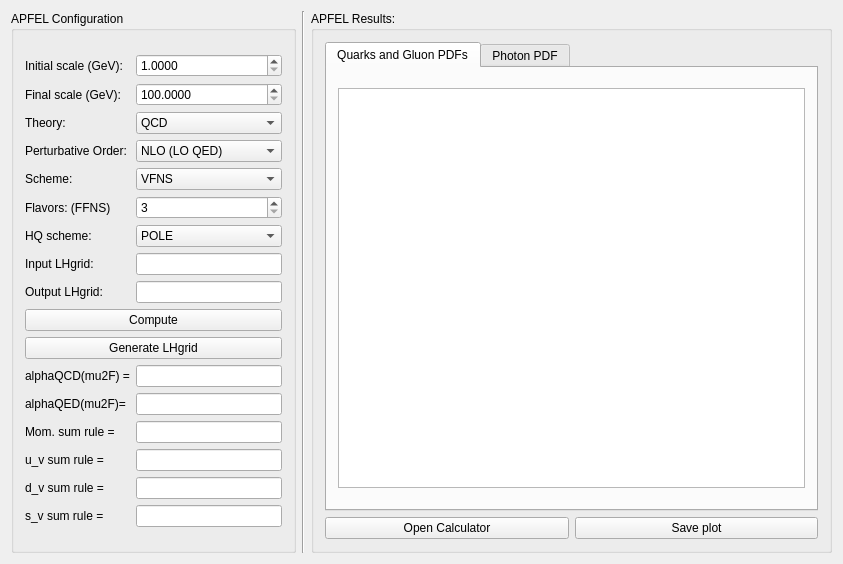
Above: apfelgui/apfelmainwindow.ui from scarrazza/apfel before the change. Below: the same form after it.
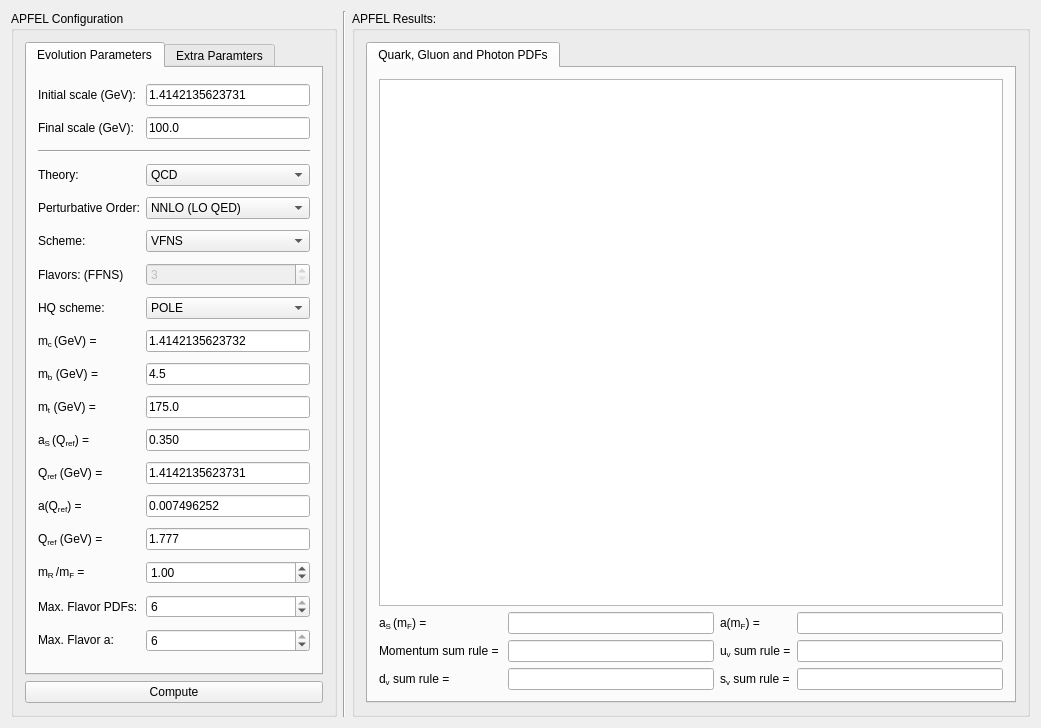
That is the form after the change.

```diff
--- a/apfelgui/apfelmainwindow.ui
+++ b/apfelgui/apfelmainwindow.ui
@@ -6,8 +6,8 @@
    <rect>
     <x>0</x>
     <y>0</y>
-    <width>843</width>
-    <height>564</height>
+    <width>1041</width>
+    <height>728</height>
    </rect>
   </property>
   <property name="sizePolicy">
@@ -16,18 +16,6 @@
     <verstretch>0</verstretch>
    </sizepolicy>
   </property>
-  <property name="minimumSize">
-   <size>
-    <width>843</width>
-    <height>564</height>
-   </size>
-  </property>
-  <property name="maximumSize">
-   <size>
-    <width>843</width>
-    <height>564</height>
-   </size>
-  </property>
   <property name="windowTitle">
    <string>APFEL GUI</string>
   </property>
@@ -41,15 +29,105 @@
       <layout class="QGridLayout" name="gridLayout_2">
        <item row="0" column="0" colspan="2">
         <widget class="QTabWidget" name="tabWidget">
+         <property name="minimumSize">
+          <size>
+           <width>650</width>
+           <height>400</height>
+          </size>
+         </property>
          <property name="currentIndex">
           <number>0</number>
          </property>
          <widget class="QWidget" name="tab">
           <attribute name="title">
-           <string>Quarks and Gluon PDFs</string>
+           <string>Quark, Gluon and Photon PDFs</string>
           </attribute>
           <layout class="QGridLayout" name="gridLayout_3">
-           <item row="0" column="0">
+           <item row="1" column="0">
+            <widget class="QLabel" name="label_10">
+             <property name="text">
+              <string>&lt;html&gt;&lt;head/&gt;&lt;body&gt;&lt;p&gt;&lt;span style=&quot; font-family:'Symbol';&quot;&gt;a&lt;/span&gt;&lt;span style=&quot; vertical-align:sub;&quot;&gt;S &lt;/span&gt;(&lt;span style=&quot; font-family:'Symbol';&quot;&gt;m&lt;/span&gt;&lt;span style=&quot; vertical-align:sub;&quot;&gt;F&lt;/span&gt;) =&lt;/p&gt;&lt;/body&gt;&lt;/html&gt;</string>
+             </property>
+            </widget>
+           </item>
+           <item row="1" column="1">
+            <widget class="QLineEdit" name="lineEdit_3">
+             <property name="readOnly">
+              <bool>true</bool>
+             </property>
+            </widget>
+           </item>
+           <item row="1" column="2">
+            <widget class="QLabel" name="label_11">
+             <property name="text">
+              <string>&lt;html&gt;&lt;head/&gt;&lt;body&gt;&lt;p&gt;&lt;span style=&quot; font-family:'Symbol';&quot;&gt;a&lt;/span&gt;&lt;span style=&quot; vertical-align:sub;&quot;/&gt;(&lt;span style=&quot; font-family:'Symbol';&quot;&gt;m&lt;/span&gt;&lt;span style=&quot; vertical-align:sub;&quot;&gt;F&lt;/span&gt;) =&lt;/p&gt;&lt;/body&gt;&lt;/html&gt;</string>
+             </property>
+            </widget>
+           </item>
+           <item row="1" column="3">
+            <widget class="QLineEdit" name="lineEdit_4">
+             <property name="readOnly">
+              <bool>true</bool>
+             </property>
+            </widget>
+           </item>
+           <item row="2" column="0">
+            <widget class="QLabel" name="label_12">
+             <property name="text">
+              <string>&lt;html&gt;&lt;head/&gt;&lt;body&gt;&lt;p&gt;Momentum sum rule = &lt;/p&gt;&lt;/body&gt;&lt;/html&gt;</string>
+             </property>
+            </widget>
+           </item>
+           <item row="2" column="1">
+            <widget class="QLineEdit" name="lineEdit_5">
+             <property name="readOnly">
+              <bool>true</bool>
+             </property>
+            </widget>
+           </item>
+           <item row="2" column="2">
+            <widget class="QLabel" name="label_13">
+             <property name="text">
+              <string>&lt;html&gt;&lt;head/&gt;&lt;body&gt;&lt;p&gt;u&lt;span style=&quot; vertical-align:sub;&quot;&gt;v&lt;/span&gt; sum rule =&lt;/p&gt;&lt;/body&gt;&lt;/html&gt;</string>
+             </property>
+            </widget>
+           </item>
+           <item row="2" column="3">
+            <widget class="QLineEdit" name="lineEdit_6">
+             <property name="readOnly">
+              <bool>true</bool>
+             </property>
+            </widget>
+           </item>
+           <item row="3" column="0">
+            <widget class="QLabel" name="label_14">
+             <property name="text">
+              <string>&lt;html&gt;&lt;head/&gt;&lt;body&gt;&lt;p&gt;d&lt;span style=&quot; vertical-align:sub;&quot;&gt;v&lt;/span&gt; sum rule =&lt;/p&gt;&lt;/body&gt;&lt;/html&gt;</string>
+             </property>
+            </widget>
+           </item>
+           <item row="3" column="1">
+            <widget class="QLineEdit" name="lineEdit_7">
+             <property name="readOnly">
+              <bool>true</bool>
+             </property>
+            </widget>
+           </item>
+           <item row="3" column="2">
+            <widget class="QLabel" name="label_15">
+             <property name="text">
+              <string>&lt;html&gt;&lt;head/&gt;&lt;body&gt;&lt;p&gt;s&lt;span style=&quot; vertical-align:sub;&quot;&gt;v&lt;/span&gt; sum rule =&lt;/p&gt;&lt;/body&gt;&lt;/html&gt;</string>
+             </property>
+            </widget>
+           </item>
+           <item row="3" column="3">
+            <widget class="QLineEdit" name="lineEdit_8">
+             <property name="readOnly">
+              <bool>true</bool>
+             </property>
+            </widget>
+           </item>
+           <item row="0" column="0" colspan="4">
             <widget class="QGraphicsView" name="graphicsView">
              <property name="sizePolicy">
               <sizepolicy hsizetype="Preferred" vsizetype="Preferred">
@@ -57,48 +135,12 @@
                <verstretch>0</verstretch>
               </sizepolicy>
              </property>
-             <property name="minimumSize">
-              <size>
-               <width>467</width>
-               <height>400</height>
-              </size>
-             </property>
-             <property name="maximumSize">
-              <size>
-               <width>467</width>
-               <height>400</height>
-              </size>
-             </property>
             </widget>
            </item>
           </layout>
          </widget>
-         <widget class="QWidget" name="tab_2">
-          <attribute name="title">
-           <string>Photon PDF</string>
-          </attribute>
-          <layout class="QGridLayout" name="gridLayout_5">
-           <item row="0" column="0">
-            <widget class="QGraphicsView" name="graphicsView_2"/>
-           </item>
-          </layout>
-         </widget>
-        </widget>
+        </widget>
        </item>
-       <item row="1" column="0">
-        <widget class="QPushButton" name="pushButton_4">
-         <property name="text">
-          <string>Open Calculator</string>
-         </property>
-        </widget>
-       </item>
-       <item row="1" column="1">
-        <widget class="QPushButton" name="pushButton_3">
-         <property name="text">
-          <string>Save plot</string>
-         </property>
-        </widget>
-       </item>
       </layout>
      </widget>
     </item>
@@ -114,53 +156,107 @@
       <property name="title">
        <string>APFEL Configuration</string>
       </property>
-      <layout class="QGridLayout" name="gridLayout_6">
+      <layout class="QGridLayout" name="gridLayout_7">
+       <item row="1" column="0">
+        <widget class="QPushButton" name="pushButton">
+         <property name="text">
+          <string>Compute</string>
+         </property>
+        </widget>
+       </item>
        <item row="0" column="0">
-        <layout class="QGridLayout" name="gridLayout">
-         <item row="11" column="0" colspan="2">
-          <widget class="QPushButton" name="pushButton_2">
+        <widget class="QTabWidget" name="tabWidget_2">
+         <property name="currentIndex">
+          <number>0</number>
+         </property>
+         <widget class="QWidget" name="tab_3">
+          <attribute name="title">
+           <string>Evolution Parameters</string>
+          </attribute>
+          <layout class="QGridLayout" name="gridLayout_5">
+           <item row="3" column="0">
+            <widget class="QLabel" name="label_3">
            <property name="text">
-            <string>Generate LHgrid</string>
+              <string>Theory:</string>
            </property>
           </widget>
          </item>
-         <item row="15" column="1">
-          <widget class="QLineEdit" name="lineEdit_5">
-           <property name="readOnly">
-            <bool>true</bool>
-           </property>
-          </widget>
-         </item>
-         <item row="5" column="0">
-          <widget class="QLabel" name="label_9">
+           <item row="4" column="1">
+            <widget class="QComboBox" name="comboBox_2">
+             <property name="currentIndex">
+              <number>2</number>
+             </property>
+             <item>
+              <property name="text">
+               <string>LO (LO QED)</string>
+              </property>
+             </item>
+             <item>
+              <property name="text">
+               <string>NLO (LO QED)</string>
+              </property>
+             </item>
+             <item>
+              <property name="text">
+               <string>NNLO (LO QED)</string>
+              </property>
+             </item>
+            </widget>
+           </item>
+           <item row="8" column="0">
+            <widget class="QLabel" name="label_20">
            <property name="text">
-            <string>Flavors: (FFNS)</string>
+              <string>&lt;html&gt;&lt;head/&gt;&lt;body&gt;&lt;p&gt;m&lt;span style=&quot; vertical-align:sub;&quot;&gt;c &lt;/span&gt; (GeV) =&lt;/p&gt;&lt;/body&gt;&lt;/html&gt;</string>
            </property>
           </widget>
          </item>
-         <item row="14" column="1">
-          <widget class="QLineEdit" name="lineEdit_4">
-           <property name="readOnly">
-            <bool>true</bool>
+           <item row="7" column="0">
+            <widget class="QLabel" name="label_6">
+             <property name="text">
+              <string>HQ scheme:</string>
            </property>
           </widget>
          </item>
-         <item row="17" column="0">
-          <widget class="QLabel" name="label_13">
+           <item row="9" column="0">
+            <widget class="QLabel" name="label_21">
            <property name="text">
-            <string>u_v sum rule =</string>
+              <string>&lt;html&gt;&lt;head/&gt;&lt;body&gt;&lt;p&gt;m&lt;span style=&quot; vertical-align:sub;&quot;&gt;b&lt;/span&gt; (GeV) =&lt;/p&gt;&lt;/body&gt;&lt;/html&gt;</string>
            </property>
           </widget>
          </item>
-         <item row="17" column="1">
-          <widget class="QLineEdit" name="lineEdit_6">
-           <property name="readOnly">
-            <bool>true</bool>
+           <item row="4" column="0">
+            <widget class="QLabel" name="label_4">
+             <property name="text">
+              <string>Perturbative Order:</string>
+             </property>
+            </widget>
+           </item>
+           <item row="13" column="0">
+            <widget class="QLabel" name="label_18">
+             <property name="text">
+              <string>&lt;html&gt;&lt;head/&gt;&lt;body&gt;&lt;p&gt;&lt;span style=&quot; font-family:'Symbol';&quot;&gt;a&lt;/span&gt;&lt;span style=&quot; vertical-align:sub;&quot;/&gt;(Q&lt;span style=&quot; vertical-align:sub;&quot;&gt;ref&lt;/span&gt;) =&lt;/p&gt;&lt;/body&gt;&lt;/html&gt;</string>
+             </property>
+            </widget>
+           </item>
+           <item row="14" column="0">
+            <widget class="QLabel" name="label_19">
+             <property name="text">
+              <string>&lt;html&gt;&lt;head/&gt;&lt;body&gt;&lt;p&gt;Q&lt;span style=&quot; vertical-align:sub;&quot;&gt;ref&lt;/span&gt; (GeV) =&lt;/p&gt;&lt;/body&gt;&lt;/html&gt;</string>
+             </property>
+            </widget>
+           </item>
+           <item row="12" column="0">
+            <widget class="QLabel" name="label_17">
+             <property name="text">
+              <string>&lt;html&gt;&lt;head/&gt;&lt;body&gt;&lt;p&gt;Q&lt;span style=&quot; vertical-align:sub;&quot;&gt;ref&lt;/span&gt; (GeV) =&lt;/p&gt;&lt;/body&gt;&lt;/html&gt;</string>
            </property>
           </widget>
          </item>
          <item row="7" column="1">
           <widget class="QComboBox" name="comboBox_4">
+             <property name="enabled">
+              <bool>true</bool>
+             </property>
            <item>
             <property name="text">
              <string>POLE</string>
@@ -173,71 +269,27 @@
            </item>
           </widget>
          </item>
-         <item row="1" column="1">
-          <widget class="QDoubleSpinBox" name="doubleSpinBox_2">
-           <property name="decimals">
-            <number>4</number>
-           </property>
+           <item row="16" column="1">
+            <widget class="QSpinBox" name="spinBox_2">
            <property name="minimum">
-            <double>100.000000000000000</double>
+              <number>3</number>
            </property>
            <property name="maximum">
-            <double>1000000000.000000000000000</double>
-           </property>
-          </widget>
-         </item>
-         <item row="9" column="0">
-          <widget class="QLabel" name="label_8">
-           <property name="text">
-            <string>Output LHgrid:</string>
-           </property>
-          </widget>
-         </item>
-         <item row="10" column="0" colspan="2">
-          <widget class="QPushButton" name="pushButton">
-           <property name="text">
-            <string>Compute</string>
-           </property>
-          </widget>
-         </item>
-         <item row="19" column="1">
-          <widget class="QLineEdit" name="lineEdit_7">
-           <property name="readOnly">
-            <bool>true</bool>
-           </property>
-          </widget>
-         </item>
-         <item row="8" column="0">
-          <widget class="QLabel" name="label_7">
-           <property name="text">
-            <string>Input LHgrid:</string>
-           </property>
-          </widget>
-         </item>
-         <item row="1" column="0">
-          <widget class="QLabel" name="label_2">
-           <property name="text">
-            <string>Final scale (GeV):</string>
-           </property>
-          </widget>
-         </item>
-         <item row="0" column="1">
-          <widget class="QDoubleSpinBox" name="doubleSpinBox">
-           <property name="decimals">
-            <number>4</number>
-           </property>
-           <property name="minimum">
-            <double>1.000000000000000</double>
-           </property>
-           <property name="maximum">
-            <double>1000000000.000000000000000</double>
+              <number>6</number>
            </property>
            <property name="value">
-            <double>1.000000000000000</double>
+              <number>6</number>
            </property>
           </widget>
          </item>
-         <item row="2" column="1">
+           <item row="5" column="0">
+            <widget class="QLabel" name="label_5">
+             <property name="text">
+              <string>Scheme:</string>
+             </property>
+            </widget>
+           </item>
+           <item row="3" column="1">
           <widget class="QComboBox" name="comboBox">
            <item>
             <property name="text">
@@ -281,20 +333,30 @@
            </item>
           </widget>
          </item>
-         <item row="5" column="1">
-          <widget class="QSpinBox" name="spinBox">
+           <item row="2" column="0" colspan="2">
+            <widget class="Line" name="line_2">
+             <property name="orientation">
+              <enum>Qt::Horizontal</enum>
+             </property>
+            </widget>
+           </item>
+           <item row="17" column="0">
+            <widget class="QLabel" name="label_25">
+             <property name="text">
+              <string>&lt;html&gt;&lt;head/&gt;&lt;body&gt;&lt;p&gt;Max. Flavor &lt;span style=&quot; font-family:'Symbol';&quot;&gt;a:&lt;/span&gt;&lt;/p&gt;&lt;/body&gt;&lt;/html&gt;</string>
+             </property>
+            </widget>
+           </item>
+           <item row="17" column="1">
+            <widget class="QSpinBox" name="spinBox_3">
            <property name="minimum">
             <number>3</number>
            </property>
            <property name="maximum">
             <number>6</number>
            </property>
-          </widget>
-         </item>
-         <item row="19" column="0">
-          <widget class="QLabel" name="label_14">
-           <property name="text">
-            <string>d_v sum rule =</string>
+             <property name="value">
+              <number>6</number>
            </property>
           </widget>
          </item>
@@ -305,69 +367,69 @@
            </property>
           </widget>
          </item>
-         <item row="14" column="0">
-          <widget class="QLabel" name="label_11">
-           <property name="text">
-            <string>alphaQED(mu2F)=</string>
-           </property>
-          </widget>
-         </item>
          <item row="15" column="0">
-          <widget class="QLabel" name="label_12">
+            <widget class="QLabel" name="label_23">
            <property name="text">
-            <string>Mom. sum rule =</string>
+              <string>&lt;html&gt;&lt;head/&gt;&lt;body&gt;&lt;p&gt;&lt;span style=&quot; font-family:'Symbol';&quot;&gt;m&lt;/span&gt;&lt;span style=&quot; vertical-align:sub;&quot;&gt;R &lt;/span&gt;/&lt;span style=&quot; vertical-align:sub;&quot;/&gt;&lt;span style=&quot; font-family:'Symbol';&quot;&gt;m&lt;/span&gt;&lt;span style=&quot; vertical-align:sub;&quot;&gt;F&lt;/span&gt; =&lt;/p&gt;&lt;/body&gt;&lt;/html&gt;</string>
            </property>
           </widget>
          </item>
-         <item row="2" column="0">
-          <widget class="QLabel" name="label_3">
-           <property name="text">
-            <string>Theory:</string>
+           <item row="15" column="1">
+            <widget class="QDoubleSpinBox" name="doubleSpinBox_10">
+             <property name="value">
+              <double>1.000000000000000</double>
            </property>
           </widget>
          </item>
-         <item row="3" column="0">
-          <widget class="QLabel" name="label_4">
+           <item row="6" column="0">
+            <widget class="QLabel" name="label_9">
            <property name="text">
-            <string>Perturbative Order:</string>
+              <string>Flavors: (FFNS)</string>
            </property>
           </widget>
          </item>
-         <item row="13" column="1">
-          <widget class="QLineEdit" name="lineEdit_3">
-           <property name="readOnly">
-            <bool>true</bool>
+           <item row="16" column="0">
+            <widget class="QLabel" name="label_24">
+             <property name="text">
+              <string>Max. Flavor PDFs:</string>
            </property>
           </widget>
          </item>
-         <item row="7" column="0">
-          <widget class="QLabel" name="label_6">
+           <item row="10" column="0">
+            <widget class="QLabel" name="label_22">
            <property name="text">
-            <string>HQ scheme:</string>
+              <string>&lt;html&gt;&lt;head/&gt;&lt;body&gt;&lt;p&gt;m&lt;span style=&quot; vertical-align:sub;&quot;&gt;t&lt;/span&gt; (GeV) =&lt;/p&gt;&lt;/body&gt;&lt;/html&gt;</string>
            </property>
           </widget>
          </item>
-         <item row="4" column="0">
-          <widget class="QLabel" name="label_5">
+           <item row="1" column="0">
+            <widget class="QLabel" name="label_2">
            <property name="text">
-            <string>Scheme:</string>
+              <string>Final scale (GeV):</string>
            </property>
           </widget>
          </item>
-         <item row="9" column="1">
-          <widget class="QLineEdit" name="lineEdit_2"/>
-         </item>
-         <item row="8" column="1">
-          <widget class="QLineEdit" name="lineEdit"/>
-         </item>
-         <item row="13" column="0">
-          <widget class="QLabel" name="label_10">
+           <item row="11" column="0">
+            <widget class="QLabel" name="label_16">
            <property name="text">
-            <string>alphaQCD(mu2F) =</string>
+              <string>&lt;html&gt;&lt;head/&gt;&lt;body&gt;&lt;p&gt;&lt;span style=&quot; font-family:'Symbol';&quot;&gt;a&lt;/span&gt;&lt;span style=&quot; vertical-align:sub;&quot;&gt;S &lt;/span&gt;(Q&lt;span style=&quot; vertical-align:sub;&quot;&gt;ref&lt;/span&gt;) =&lt;/p&gt;&lt;/body&gt;&lt;/html&gt;</string>
            </property>
           </widget>
          </item>
-         <item row="4" column="1">
+           <item row="6" column="1">
+            <widget class="QSpinBox" name="spinBox">
+             <property name="enabled">
+              <bool>false</bool>
+             </property>
+             <property name="minimum">
+              <number>3</number>
+             </property>
+             <property name="maximum">
+              <number>6</number>
+             </property>
+            </widget>
+           </item>
+           <item row="5" column="1">
           <widget class="QComboBox" name="comboBox_3">
            <item>
             <property name="text">
@@ -381,47 +443,132 @@
            </item>
           </widget>
          </item>
-         <item row="3" column="1">
-          <widget class="QComboBox" name="comboBox_2">
-           <item>
+           <item row="1" column="1">
+            <widget class="QLineEdit" name="lineEdit_9">
             <property name="text">
-             <string>NLO (LO QED)</string>
-            </property>
+              <string>100.0</string>
+             </property>
+            </widget>
            </item>
-           <item>
+           <item row="0" column="1">
+            <widget class="QLineEdit" name="lineEdit_2">
             <property name="text">
-             <string>NNLO (LO QED)</string>
-            </property>
+              <string>1.4142135623731</string>
+             </property>
+            </widget>
            </item>
-           <item>
+           <item row="8" column="1">
+            <widget class="QLineEdit" name="lineEdit_10">
             <property name="text">
-             <string>LO (LO QED)</string>
-            </property>
+              <string>1.4142135623732</string>
+             </property>
+            </widget>
            </item>
-          </widget>
-         </item>
-         <item row="20" column="1">
-          <widget class="QLineEdit" name="lineEdit_8">
-           <property name="readOnly">
-            <bool>true</bool>
+           <item row="9" column="1">
+            <widget class="QLineEdit" name="lineEdit_11">
+             <property name="text">
+              <string>4.5</string>
+             </property>
+            </widget>
+           </item>
+           <item row="10" column="1">
+            <widget class="QLineEdit" name="lineEdit_12">
+             <property name="text">
+              <string>175.0</string>
            </property>
           </widget>
          </item>
-         <item row="20" column="0">
-          <widget class="QLabel" name="label_15">
+           <item row="11" column="1">
+            <widget class="QLineEdit" name="lineEdit_13">
            <property name="text">
-            <string>s_v sum rule =</string>
+              <string>0.350</string>
            </property>
           </widget>
          </item>
-        </layout>
-       </item>
-      </layout>
-      <zorder>label_2</zorder>
-      <zorder>doubleSpinBox</zorder>
-      <zorder>label</zorder>
-      <zorder>doubleSpinBox_2</zorder>
-      <zorder>groupBox_2</zorder>
+           <item row="12" column="1">
+            <widget class="QLineEdit" name="lineEdit_14">
+             <property name="text">
+              <string>1.4142135623731</string>
+             </property>
+            </widget>
+           </item>
+           <item row="13" column="1">
+            <widget class="QLineEdit" name="lineEdit_15">
+             <property name="text">
+              <string>0.007496252</string>
+             </property>
+            </widget>
+           </item>
+           <item row="14" column="1">
+            <widget class="QLineEdit" name="lineEdit_16">
+             <property name="text">
+              <string>1.777</string>
+             </property>
+            </widget>
+           </item>
+          </layout>
+         </widget>
+         <widget class="QWidget" name="tab_4">
+          <attribute name="title">
+           <string>Extra Paramters</string>
+          </attribute>
+          <layout class="QGridLayout" name="gridLayout_6">
+           <item row="2" column="0" colspan="2">
+            <widget class="Line" name="line_3">
+             <property name="orientation">
+              <enum>Qt::Horizontal</enum>
+             </property>
+            </widget>
+           </item>
+           <item row="1" column="1">
+            <widget class="QSpinBox" name="spinBox_4">
+             <property name="maximum">
+              <number>1000</number>
+             </property>
+            </widget>
+           </item>
+           <item row="1" column="0">
+            <widget class="QLabel" name="label_26">
+             <property name="text">
+              <string>Replica:</string>
+             </property>
+            </widget>
+           </item>
+           <item row="0" column="0">
+            <widget class="QLabel" name="label_7">
+             <property name="text">
+              <string>Input LHgrid:</string>
+             </property>
+            </widget>
+           </item>
+           <item row="0" column="1">
+            <widget class="QLineEdit" name="lineEdit">
+             <property name="toolTip">
+              <string>&lt;html&gt;&lt;head/&gt;&lt;body&gt;&lt;p&gt;Use ToyLH for internal PDFs. Use the .LHgrid prefix for LHAPDF sets.&lt;/p&gt;&lt;/body&gt;&lt;/html&gt;</string>
+             </property>
+             <property name="text">
+              <string>ToyLH</string>
+             </property>
+            </widget>
+           </item>
+           <item row="3" column="0">
+            <spacer name="verticalSpacer">
+             <property name="orientation">
+              <enum>Qt::Vertical</enum>
+             </property>
+             <property name="sizeHint" stdset="0">
+              <size>
+               <width>20</width>
+               <height>40</height>
+              </size>
+             </property>
+            </spacer>
+           </item>
+          </layout>
+         </widget>
+        </widget>
+       </item>
+      </layout>
      </widget>
     </item>
    </layout>
```
Left out of the diff: 16 changed lines with no effect on the pictures. Lines whose indentation alone changed are shown as unchanged.
